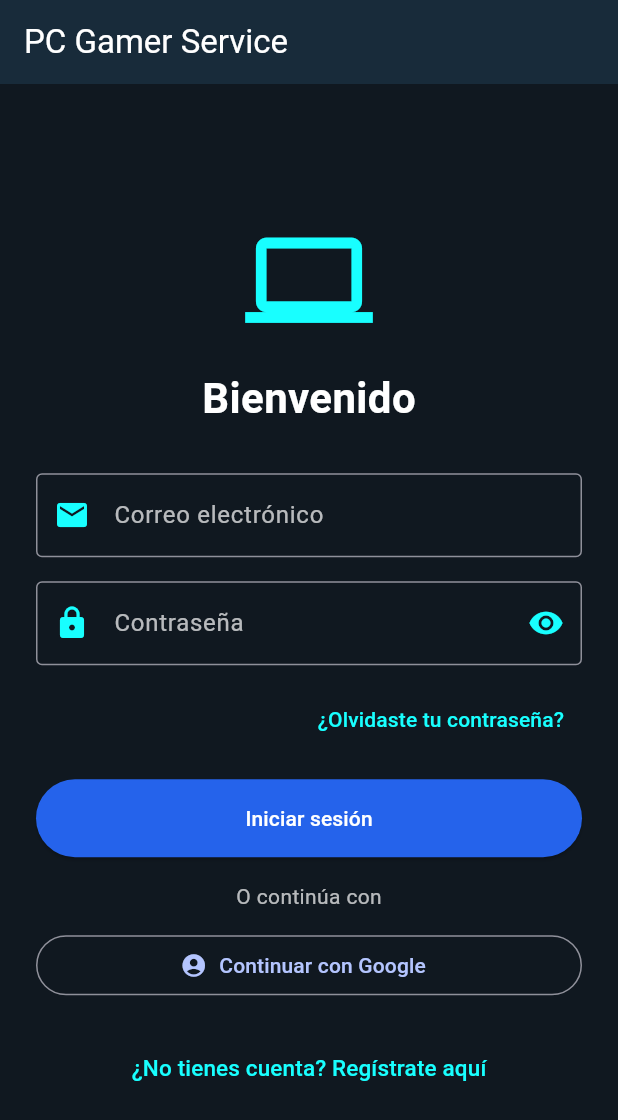
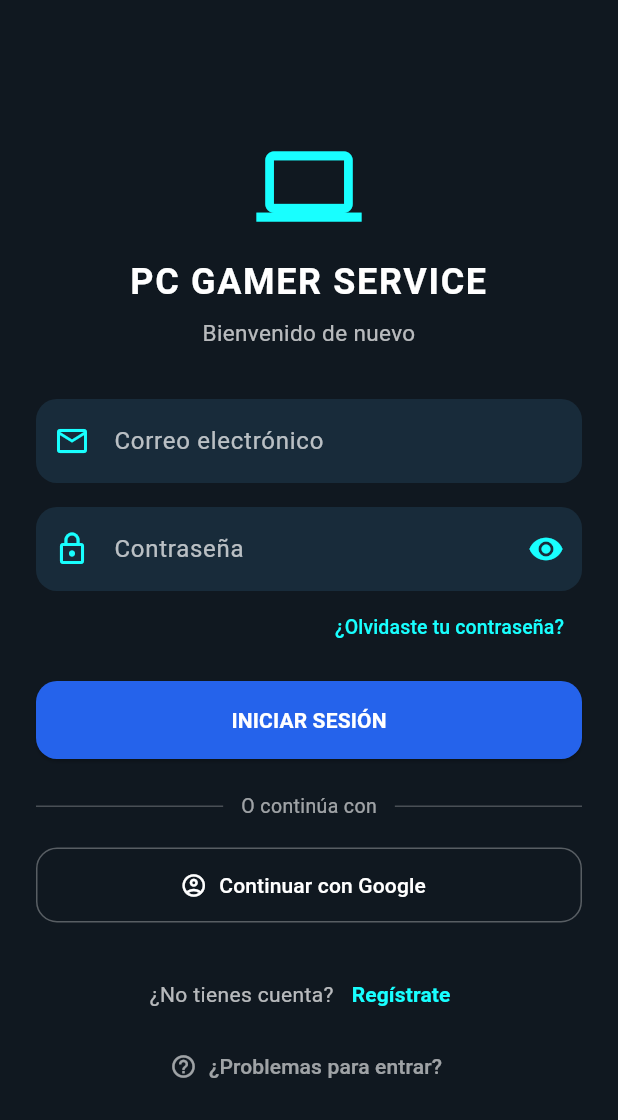
Before and after one commit to juanse-create/pc-gamer-service, a Flutter app: the screen it shows after launch, on a phone screen of 412 x 824 dp. Shown: the top 1120 px of the screen. Run offline on Flutter 3.47's test engine with Material 3 defaults, Android fonts, the phone set to English and light mode, and no system bars; our stand-ins replace cloud_firestore, firebase_auth, firebase_core, google_sign_in; accounts and stored records are empty.

Commit message:
feat: mejorar seguridad de autenticacion y redisenar login

```diff
--- a/lib/screens/auth/login_screen.dart
+++ b/lib/screens/auth/login_screen.dart
@@ -201,6 +201,32 @@ class _LoginScreenState extends State<LoginScreen> {
     );
   }
 
+  Future<void> _reenviarVerificacion() async {
+    if (_cargando) return;
+
+    if (!_formKey.currentState!.validate()) return;
+
+    setState(() => _cargando = true);
+
+    try {
+      await _authService.reenviarVerificacion(
+        email: _emailController.text,
+        password: _passwordController.text,
+      );
+
+      _mostrarMensaje(
+        'Correo de verificación enviado correctamente. '
+        'Revisa tu bandeja de entrada y spam.',
+      );
+    } catch (e) {
+      _mostrarMensaje(_mensajeError(e));
+    } finally {
+      if (mounted) {
+        setState(() => _cargando = false);
+      }
+    }
+  }
+
   Future<void> _recuperarPassword() async {
     if (_cargando) return;
 
@@ -230,43 +256,95 @@ class _LoginScreenState extends State<LoginScreen> {
     }
   }
 
+  void _mostrarAyudaAcceso() {
+    showModalBottomSheet<void>(
+      context: context,
+      backgroundColor: const Color(0xFF182B3A),
+      isScrollControlled: true,
+      shape: const RoundedRectangleBorder(
+        borderRadius: BorderRadius.vertical(top: Radius.circular(24)),
+      ),
+      builder: (sheetContext) => SafeArea(
+        child: Padding(
+          padding: const EdgeInsets.fromLTRB(24, 20, 24, 28),
+          child: Column(
+            mainAxisSize: MainAxisSize.min,
+            crossAxisAlignment: CrossAxisAlignment.start,
+            children: [
+              const Text(
+                '¿Problemas para entrar?',
+                style: TextStyle(
+                  color: Colors.white,
+                  fontSize: 21,
+                  fontWeight: FontWeight.bold,
+                ),
+              ),
+              const SizedBox(height: 8),
+              const Text(
+                'Si aún no verificaste tu correo, escribe tu correo y contraseña en el formulario y solicita otro enlace.',
+                style: TextStyle(color: Colors.white70),
+              ),
+              const SizedBox(height: 18),
+              SizedBox(
+                width: double.infinity,
+                child: ElevatedButton.icon(
+                  onPressed: () {
+                    Navigator.pop(sheetContext);
+                    _reenviarVerificacion();
+                  },
+                  icon: const Icon(Icons.mark_email_unread_outlined),
+                  label: const Text('Reenviar correo de verificación'),
+                  style: ElevatedButton.styleFrom(
+                    backgroundColor: const Color(0xFF2563EB),
+                    foregroundColor: Colors.white,
+                    padding: const EdgeInsets.symmetric(vertical: 15),
+                  ),
+                ),
+              ),
+            ],
+          ),
+        ),
+      ),
+    );
+  }
+
   @override
   Widget build(BuildContext context) {
+    const cyan = Colors.cyanAccent;
+    const azul = Color(0xFF2563EB);
+
     return Scaffold(
       backgroundColor: const Color(0xFF101820),
-      appBar: AppBar(
-        title: const Text('PC Gamer Service'),
-        backgroundColor: const Color(0xFF182B3A),
-        foregroundColor: Colors.white,
-      ),
       body: SafeArea(
         child: Center(
           child: SingleChildScrollView(
-            padding: const EdgeInsets.all(24),
+            padding: const EdgeInsets.symmetric(horizontal: 24, vertical: 28),
+            child: ConstrainedBox(
+              constraints: const BoxConstraints(maxWidth: 420),
               child: Form(
                 key: _formKey,
                 child: Column(
-                mainAxisAlignment: MainAxisAlignment.center,
+                  crossAxisAlignment: CrossAxisAlignment.stretch,
                   children: [
-                  const Icon(
-                    Icons.computer,
-                    color: Colors.cyanAccent,
-                    size: 85,
-                  ),
-
-                  const SizedBox(height: 16),
-
+                    const Icon(Icons.computer, size: 70, color: cyan),
+                    const SizedBox(height: 12),
                     const Text(
-                    'Bienvenido',
+                      'PC GAMER SERVICE',
+                      textAlign: TextAlign.center,
                       style: TextStyle(
                         color: Colors.white,
-                      fontSize: 28,
+                        fontSize: 24,
                         fontWeight: FontWeight.bold,
+                        letterSpacing: 1.1,
                       ),
                     ),
-
-                  const SizedBox(height: 30),
-
+                    const SizedBox(height: 6),
+                    const Text(
+                      'Bienvenido de nuevo',
+                      textAlign: TextAlign.center,
+                      style: TextStyle(color: Colors.white70, fontSize: 15),
+                    ),
+                    const SizedBox(height: 34),
                     TextFormField(
                       controller: _emailController,
                       enabled: !_cargando,
@@ -274,17 +352,23 @@ class _LoginScreenState extends State<LoginScreen> {
                       textCapitalization: TextCapitalization.none,
                       autocorrect: false,
                       style: const TextStyle(color: Colors.white),
-                    decoration: const InputDecoration(
+                      decoration: InputDecoration(
                         labelText: 'Correo electrónico',
-                      labelStyle: TextStyle(color: Colors.white70),
-                      prefixIcon: Icon(Icons.email, color: Colors.cyanAccent),
-                      border: OutlineInputBorder(),
+                        labelStyle: const TextStyle(color: Colors.white70),
+                        prefixIcon: const Icon(
+                          Icons.email_outlined,
+                          color: cyan,
+                        ),
+                        filled: true,
+                        fillColor: const Color(0xFF182B3A),
+                        border: OutlineInputBorder(
+                          borderRadius: BorderRadius.circular(14),
+                          borderSide: BorderSide.none,
+                        ),
                       ),
                       validator: _validarEmail,
                     ),
-
                     const SizedBox(height: 16),
-
                     TextFormField(
                       controller: _passwordController,
                       enabled: !_cargando,
@@ -295,105 +379,136 @@ class _LoginScreenState extends State<LoginScreen> {
                       decoration: InputDecoration(
                         labelText: 'Contraseña',
                         labelStyle: const TextStyle(color: Colors.white70),
-                      prefixIcon: const Icon(
-                        Icons.lock,
-                        color: Colors.cyanAccent,
+                        prefixIcon: const Icon(Icons.lock_outline, color: cyan),
+                        filled: true,
+                        fillColor: const Color(0xFF182B3A),
+                        border: OutlineInputBorder(
+                          borderRadius: BorderRadius.circular(14),
+                          borderSide: BorderSide.none,
                         ),
-                      border: const OutlineInputBorder(),
                         suffixIcon: IconButton(
-                        onPressed: () {
-                          setState(() {
-                            _mostrarPassword = !_mostrarPassword;
-                          });
-                        },
+                          tooltip: _mostrarPassword
+                              ? 'Ocultar contraseña'
+                              : 'Mostrar contraseña',
                           icon: Icon(
                             _mostrarPassword
                                 ? Icons.visibility_off
                                 : Icons.visibility,
-                          color: Colors.cyanAccent,
+                            color: cyan,
+                          ),
+                          onPressed: () => setState(
+                            () => _mostrarPassword = !_mostrarPassword,
                           ),
                         ),
                       ),
                       validator: _validarPassword,
                       onFieldSubmitted: (_) {
-                      if (!_cargando) {
-                        _iniciarSesion();
-                      }
+                        if (!_cargando) _iniciarSesion();
                       },
                     ),
-
-                  const SizedBox(height: 12),
-
                     Align(
                       alignment: Alignment.centerRight,
                       child: TextButton(
                         onPressed: _cargando ? null : _recuperarPassword,
                         child: const Text(
                           '¿Olvidaste tu contraseña?',
-                        style: TextStyle(color: Colors.cyanAccent),
+                          style: TextStyle(color: cyan, fontSize: 13),
                         ),
                       ),
                     ),
-
-                  const SizedBox(height: 16),
-
+                    const SizedBox(height: 12),
                     SizedBox(
-                    width: double.infinity,
+                      height: 52,
                       child: ElevatedButton(
                         onPressed: _cargando ? null : _iniciarSesion,
                         style: ElevatedButton.styleFrom(
-                        backgroundColor: const Color(0xFF2563EB),
+                          backgroundColor: azul,
                           foregroundColor: Colors.white,
-                        padding: const EdgeInsets.all(16),
+                          shape: RoundedRectangleBorder(
+                            borderRadius: BorderRadius.circular(14),
+                          ),
                         ),
                         child: Text(
-                        _cargando ? 'Iniciando sesión...' : 'Iniciar sesión',
+                          _cargando ? 'Iniciando sesión...' : 'INICIAR SESIÓN',
+                          style: const TextStyle(fontWeight: FontWeight.bold),
                         ),
                       ),
                     ),
-
-                  const SizedBox(height: 16),
-
+                    const SizedBox(height: 22),
+                    const Row(
+                      children: [
+                        Expanded(child: Divider(color: Colors.white24)),
+                        Padding(
+                          padding: EdgeInsets.symmetric(horizontal: 12),
+                          child: Text(
+                            'O continúa con',
+                            style: TextStyle(
+                              color: Colors.white60,
+                              fontSize: 13,
+                            ),
+                          ),
+                        ),
+                        Expanded(child: Divider(color: Colors.white24)),
+                      ],
+                    ),
+                    const SizedBox(height: 18),
+                    SizedBox(
+                      height: 50,
+                      child: OutlinedButton.icon(
+                        onPressed: _cargando ? null : _iniciarConGoogle,
+                        icon: const Icon(Icons.account_circle_outlined),
+                        label: const Text('Continuar con Google'),
+                        style: OutlinedButton.styleFrom(
+                          foregroundColor: Colors.white,
+                          side: const BorderSide(color: Colors.white30),
+                          shape: RoundedRectangleBorder(
+                            borderRadius: BorderRadius.circular(14),
+                          ),
+                        ),
+                      ),
+                    ),
+                    const SizedBox(height: 24),
+                    Wrap(
+                      alignment: WrapAlignment.center,
+                      crossAxisAlignment: WrapCrossAlignment.center,
+                      children: [
                         const Text(
-                    'O continúa con',
+                          '¿No tienes cuenta?',
                           style: TextStyle(color: Colors.white70),
                         ),
-
-                  const SizedBox(height: 12),
-
-                  SizedBox(
-                    width: double.infinity,
-                    child: OutlinedButton.icon(
-                      onPressed: _cargando ? null : _iniciarConGoogle,
-                      icon: const Icon(Icons.account_circle),
-                      label: const Text('Continuar con Google'),
-                    ),
-                  ),
-
-                  const SizedBox(height: 20),
-
                         TextButton(
                           onPressed: _cargando
                               ? null
-                        : () {
-                            Navigator.push(
+                              : () => Navigator.push(
                                   context,
                                   MaterialPageRoute(
                                     builder: (_) => const RegistroScreen(),
                                   ),
-                            );
-                          },
+                                ),
                           child: const Text(
-                      '¿No tienes cuenta? Regístrate aquí',
-                      style: TextStyle(color: Colors.cyanAccent, fontSize: 15),
+                            'Regístrate',
+                            style: TextStyle(
+                              color: cyan,
+                              fontWeight: FontWeight.bold,
                             ),
                           ),
-
+                        ),
+                      ],
+                    ),
+                    TextButton.icon(
+                      onPressed: _cargando ? null : _mostrarAyudaAcceso,
+                      icon: const Icon(Icons.help_outline, size: 18),
+                      label: const Text('¿Problemas para entrar?'),
+                      style: TextButton.styleFrom(
+                        foregroundColor: Colors.white60,
+                      ),
+                    ),
                     if (_cargando) ...[
-                    const SizedBox(height: 24),
-                    const CircularProgressIndicator(),
+                      const SizedBox(height: 12),
+                      const Center(child: CircularProgressIndicator()),
                     ],
                   ],
+                ),
               ),
             ),
           ),
```
Also changed, not shown: lib/screens/auth/registro_screen.dart (+16 -7 lines), lib/services/auth_service.dart (+70 -4 lines). Lines whose indentation alone changed are shown as unchanged.
